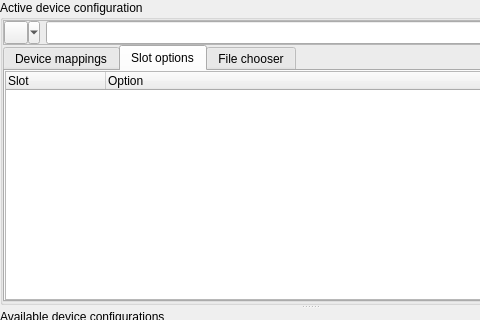
Before: the Qt Designer form messdevcfg.ui in qmc2/qmc2-mame-fe, drawn with Qt 5; both pictures show x 0 to 480 and y 0 to 320 of the 619 by 531 pixel window.
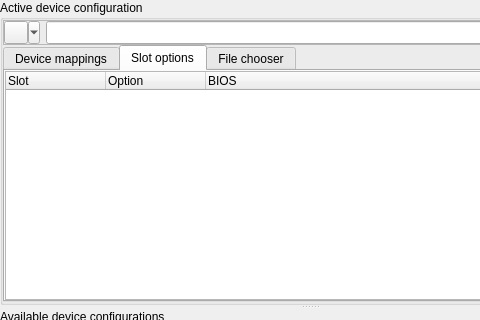
After: the same form once the commit is applied. The open tabs and pages were chosen to show the change. Icons and pictures are not drawn.

```diff
--- a/messdevcfg.ui
+++ b/messdevcfg.ui
@@ -315,6 +315,11 @@
                <string>Option</string>
               </property>
              </column>
+             <column>
+              <property name="text">
+               <string>BIOS</string>
+              </property>
+             </column>
             </widget>
            </item>
           </layout>
```
